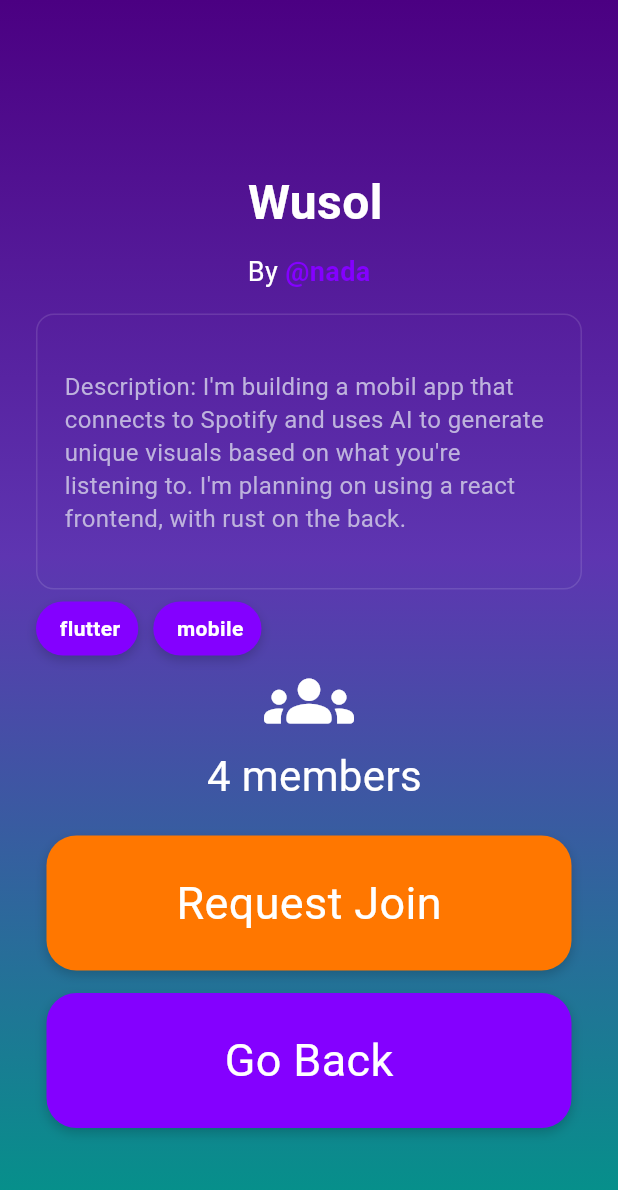
After one commit to yusfmohamed/Collabify, a Flutter app: the JoinScreen screen opened directly, after a tap on "@nada", on a phone screen of 412 x 824 dp. The commit adds this screen. Shown: the top 1190 px of the screen. Run offline on Flutter 3.47's test engine with Material 3 defaults, Android fonts, the phone set to English and light mode, and no system bars; our stand-ins replace curved_navigation_bar, file_picker, image_picker, shared_preferences; accounts and stored records are empty.

Commit message:
WIP: latest updates

```diff
--- a/lib/components/announcement_item.dart
+++ b/lib/components/announcement_item.dart
@@ -2,14 +2,8 @@ import 'package:collabify/models/announcement.dart';
 import 'package:flutter/material.dart';
 
 class AnnouncementItem extends StatelessWidget {
-   AnnouncementItem({required this.announcement  });
+  AnnouncementItem({required this.announcement});
 
-  //  String? uaserName;
-  //  String? projectName;
-  //  String? describtion;
-  //  String? language;
-  //  String? teamNum;
-  //  String? projrctType;
 
   final Announcement announcement;
 
@@ -32,7 +26,7 @@ class AnnouncementItem extends StatelessWidget {
         ],
       ),
 
-      child:  Column(
+      child: Column(
         //crossAxisAlignment: CrossAxisAlignment.center,
         children: [
           Row(
@@ -78,7 +72,7 @@ class AnnouncementItem extends StatelessWidget {
             ),
           ),
           Text(
-           announcement.describtion,
+            announcement.describtion,
             maxLines: 3,
             overflow: TextOverflow.ellipsis,
             style: TextStyle(
@@ -90,10 +84,11 @@ class AnnouncementItem extends StatelessWidget {
           Padding(
             padding: EdgeInsets.symmetric(horizontal: 30, vertical: 6),
             child: Row(
-              //mainAxisSize: MainAxisSize.min,
+              mainAxisSize: MainAxisSize.min,
+              mainAxisAlignment: MainAxisAlignment.center,
               children: [
                 Text(
-                 announcement.language,
+                  announcement.language,
                   style: TextStyle(
                     color: Colors.white,
                     fontSize: 18,
@@ -104,7 +99,7 @@ class AnnouncementItem extends StatelessWidget {
                   flex: 1,
                 ),
                 Icon(
-                  Icons.person,
+                  Icons.people_alt,
                   color: Colors.white,
                 ),
                 Text(
--- /dev/null
+++ b/lib/components/small_box.dart
@@ -0,0 +1,32 @@
+import 'package:flutter/material.dart';
+
+class SmallBox extends StatelessWidget {
+   const SmallBox({super.key,required this.color,required this.text});
+  final String text;
+  final Color color;
+
+  @override
+  Widget build(BuildContext context) {
+    return Container(
+      padding: EdgeInsets.symmetric(horizontal: 12, vertical: 8),
+      decoration: BoxDecoration(
+        color: color,
+        borderRadius: BorderRadius.circular(20),
+        boxShadow: [
+          BoxShadow(
+            color: Colors.black.withOpacity(0.18),
+            blurRadius: 6,
+            offset: const Offset(0, 3),
+          ),
+        ],
+      ),
+      child: Text(
+        text,
+        style: const TextStyle(
+          color: Colors.white,
+          fontWeight: FontWeight.bold,
+        ),
+      ),
+    );
+  }
+}
--- a/lib/config/theme.dart
+++ b/lib/config/theme.dart
@@ -76,6 +76,7 @@ class AppTheme {
       primaryColor: AppColors.primaryPurple,
       scaffoldBackgroundColor: Colors.transparent,  // Updated: Ensures global transparent background
       fontFamily: 'Roboto',
+
       useMaterial3: true,
     );
   }
--- a/lib/main.dart
+++ b/lib/main.dart
@@ -14,6 +14,7 @@ class CollabifyApp extends StatelessWidget {
     return MaterialApp(
       title: 'Collabify',
       theme: AppTheme.theme,
+
       initialRoute: AppRoutes.splash,
       routes: AppRoutes.routes,
       onGenerateRoute: AppRoutes.onGenerateRoute, // ⚠️ ADD THIS LINE
--- /dev/null
+++ b/lib/screens/announcement_detail_screen.dart
@@ -0,0 +1,221 @@
+import 'package:collabify/components/small_box.dart';
+import 'package:collabify/models/announcement.dart';
+import 'package:flutter/material.dart';
+
+class AnnouncementDetailScreen extends StatelessWidget {
+  final Announcement announcement;
+
+  const AnnouncementDetailScreen({super.key, required this.announcement});
+
+  @override
+  Widget build(BuildContext context) {
+    return Container(
+      decoration: const BoxDecoration(
+        gradient: LinearGradient(
+          begin: Alignment.topCenter,
+          end: Alignment.bottomCenter,
+          colors: [
+            Color(0xFF4B0082), // gradientTop
+            Color(0xFF5E35B1), // gradientMiddle
+            Color(0xFF009688),
+          ],
+          stops: [0.0, 0.45, 1.0],
+        ),
+      ),
+      child: Scaffold(
+        backgroundColor: Colors.transparent,
+        body: Center(
+          child: ConstrainedBox(
+            constraints: const BoxConstraints(
+              maxWidth: 364,
+            ),
+            child: SafeArea(
+              child: SingleChildScrollView(
+                child: Column(
+                  crossAxisAlignment: CrossAxisAlignment.center,
+                  //mainAxisAlignment: MainAxisAlignment.center,
+                  children: [
+                    SizedBox(
+                      height: 40,
+                    ),
+                    Text(
+                      ' ${announcement.projectName ?? 'Unknown'}',
+                      style: const TextStyle(
+                        fontSize: 32,
+                        fontWeight: FontWeight.bold,
+                        color: Colors.white,
+                      ),
+                    ),
+                    SizedBox(
+                      height: 10,
+                    ),
+                    Row(
+                      mainAxisAlignment: MainAxisAlignment.center,
+                      children: [
+                        Text(
+                          "By",
+                          style: TextStyle(color: Colors.white, fontSize: 18),
+                        ),
+                        InkWell(
+                          onTap: () {
+
+                          },
+                          child: Text(
+                            ' ${announcement.uaserName ?? 'Unknown'}',
+                            style: const TextStyle(
+                                fontSize: 18,
+                                fontWeight: FontWeight.bold,
+                                color: Color(0xff8400FF)),
+                          ),
+                        ),
+                      ],
+                    ),
+                    SizedBox(
+                      height: 15,
+                    ),
+                    Container(
+                      width: 364,
+                      height: 184,
+                      padding: const EdgeInsets.all(18),
+                      decoration: BoxDecoration(
+                        color: Colors.transparent,
+                        borderRadius: BorderRadius.circular(12),
+                        border: Border.all(
+                          color: Colors.white.withOpacity(0.12),
+                        ),
+                      ),
+                      child: Center(
+                        child: Text(
+                          'Description: ${announcement.describtion ?? 'No description'}',
+                          style: TextStyle(
+                            color: Color(0xFFBEB3DD),
+                            fontSize: 16,
+                            height: 1.4,
+                          ),
+                          textAlign: TextAlign.left,
+                        ),
+                      ),
+                    ),
+                    SizedBox(
+                      height: 8,
+                    ),
+                    Row(
+                      children: [
+                        SmallBox(
+                            color: Color(0xff8400FF),
+                            text: ' ${announcement.language ?? 'Unknown'}'),
+                        SizedBox(
+                          width: 10,
+                        ),
+                        SmallBox(
+                            color: Color(0xff8400FF),
+                            text: ' ${announcement.projrctType ?? 'Unknown'}'),
+                      ],
+                    ),
+                    Icon(
+                      Icons.groups_rounded,
+                      size: 60,
+                      color: Colors.white,
+                    ),
+                    Row(
+                      mainAxisAlignment: MainAxisAlignment.center,
+                      children: [
+                        Text(
+                          ' ${announcement.teamNum}',
+                          style: TextStyle(
+                              color: Colors.white,
+                              fontSize: 28,
+                              fontWeight: FontWeight.w400),
+                        ),
+                        Text(
+                          " members",
+                          style: TextStyle(
+                              color: Colors.white,
+                              fontSize: 28,
+                              fontWeight: FontWeight.w400),
+                        ),
+                      ],
+                    ),
+                    SizedBox(
+                      height: 20,
+                    ),
+                    InkWell(
+                      onTap: () {
+                        ScaffoldMessenger.of(context).showSnackBar(
+                          SnackBar(
+                            content: Text('Join request sent!'),
+                            duration: Duration(seconds: 2),
+                          ),
+                        );
+                      },
+                      child: Container(
+                        padding:
+                            EdgeInsets.symmetric(horizontal: 20, vertical: 7),
+                        width: 350,
+                        height: 90,
+                        decoration: BoxDecoration(
+                          borderRadius: BorderRadius.circular(20),
+                          color: Color(0xffFF7700),
+                          boxShadow: [
+                            BoxShadow(
+                              color: Colors.black.withOpacity(0.18),
+                              blurRadius: 6,
+                              offset: const Offset(0, 3),
+                            ),
+                          ],
+                        ),
+                        child: Center(
+                          child: Text(
+                            "Request Join",
+                            style: TextStyle(
+                              color: Colors.white,
+                              fontSize: 30,
+                            ),
+                          ),
+                        ),
+                      ),
+                    ),
+                    SizedBox(
+                      height: 15,
+                    ),
+                    InkWell(
+                      onTap: () {
+                        Navigator.pop(context);
+                      },
+                      child: Container(
+                        padding:
+                            EdgeInsets.symmetric(horizontal: 20, vertical: 7),
+                        width: 350,
+                        height: 90,
+                        decoration: BoxDecoration(
+                          borderRadius: BorderRadius.circular(20),
+                          color: Color(0xff8400FF),
+                          boxShadow: [
+                            BoxShadow(
+                              color: Colors.black.withOpacity(0.18),
+                              blurRadius: 6,
+                              offset: const Offset(0, 3),
+                            ),
+                          ],
+                        ),
+                        child: Center(
+                          child: Text(
+                            "Go Back",
+                            style: TextStyle(
+                              color: Colors.white,
+                              fontSize: 30,
+                            ),
+                          ),
+                        ),
+                      ),
+                    ),
+                  ],
+                ),
+              ),
+            ),
+          ),
+        ),
+      ),
+    );
+  }
+}
--- a/lib/screens/join_screen.dart
+++ b/lib/screens/join_screen.dart
@@ -2,7 +2,8 @@ import 'dart:ui';
 
 import 'package:collabify/components/announcement_item.dart';
 import 'package:collabify/models/announcement.dart';
-import 'package:collabify/widgets/gradient_background.dart';
+import 'package:collabify/screens/announcement_detail_screen.dart';
+
 import 'package:flutter/material.dart';
 
 class JoinScreen extends StatelessWidget {
@@ -11,7 +12,7 @@ class JoinScreen extends StatelessWidget {
   final List<Announcement> announcements = const [
     Announcement(
         uaserName: "@nada",
-        projectName: "wosul",
+        projectName: "Wusol",
         describtion:
             "I'm building a mobil app that connects to Spotify and uses AI to generate unique visuals based on what you're listening to. I'm planning on using a react frontend, with rust on the back.",
         language: "flutter",
@@ -19,7 +20,7 @@ class JoinScreen extends StatelessWidget {
         projrctType: "mobile"),
     Announcement(
         uaserName: "@yusf",
-        projectName: "collabify",
+        projectName: "Collabify",
         describtion:
             "I'm building a web app that connects to Spotify and uses AI to generate unique visuals based on what you're listening to. I'm planning on using a react frontend, with rust on the back.",
         language: "react",
@@ -27,7 +28,7 @@ class JoinScreen extends StatelessWidget {
         projrctType: "web"),
     Announcement(
         uaserName: "@jana",
-        projectName: "study tracking app",
+        projectName: "Study Tracking App",
         describtion:
             "I'm working on a mobile app for helping track study patterns. The goal is to have something similar to quizlet, but simpler and easier to navigate.",
         language: "kotlin",
@@ -35,7 +36,7 @@ class JoinScreen extends StatelessWidget {
         projrctType: "mobile"),
     Announcement(
         uaserName: "@maya",
-        projectName: "AI crypto tool",
+        projectName: "AI Crypto Tool",
         describtion:
             "been reading about crypto prediction and ML stuff. want to make a basic tool using past prices to spot patterns.",
         language: "python",
@@ -98,23 +99,31 @@ class JoinScreen extends StatelessWidget {
             ),
           ),
         ),
-         body: ListView.separated(
-          padding: const EdgeInsets.symmetric(horizontal: 16, vertical: 8),  // Adds horizontal margins and top/bottom padding
+        body:  ListView.separated(
+        padding: const EdgeInsets.symmetric(horizontal: 16, vertical: 8),
         itemCount: announcements.length,
         itemBuilder: (context, index) {
-            return Center(  // Centers the item horizontally, keeping its fixed width
+          return InkWell(  // Wrap with InkWell for tapability and ripple effect
+            onTap: () {
+              // Navigate to the details screen and pass the announcement
+              Navigator.push(
+                context,
+                MaterialPageRoute(
+                  builder: (context) => AnnouncementDetailScreen(
+                    announcement: announcements[index],
+                  ),
+                ),
+              );
+            },
+            child: Center(
               child: AnnouncementItem(announcement: announcements[index]),
+            ),
           );
         },
         separatorBuilder: (context, index) {
-            return const SizedBox(height: 16);  // Adds 16px vertical space between items
+          return const SizedBox(height: 16);
         },
       ),
-        // body: ListView(
-        //   children:
-        //     getList(announcements)
-        //   ,
-        // ),
       ),
     );
   }
```
Also changed, not shown: lib/models/announcement.dart (line endings or trailing spaces), pubspec.yaml (line endings or trailing spaces). Lines whose indentation alone changed are shown as unchanged.
